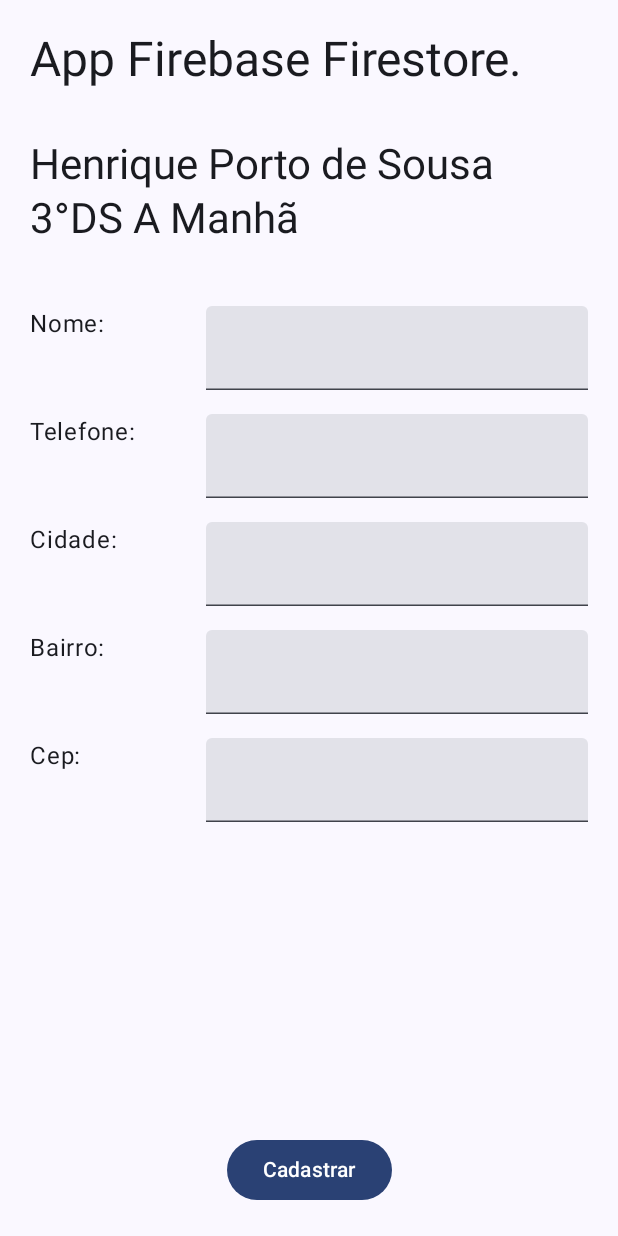
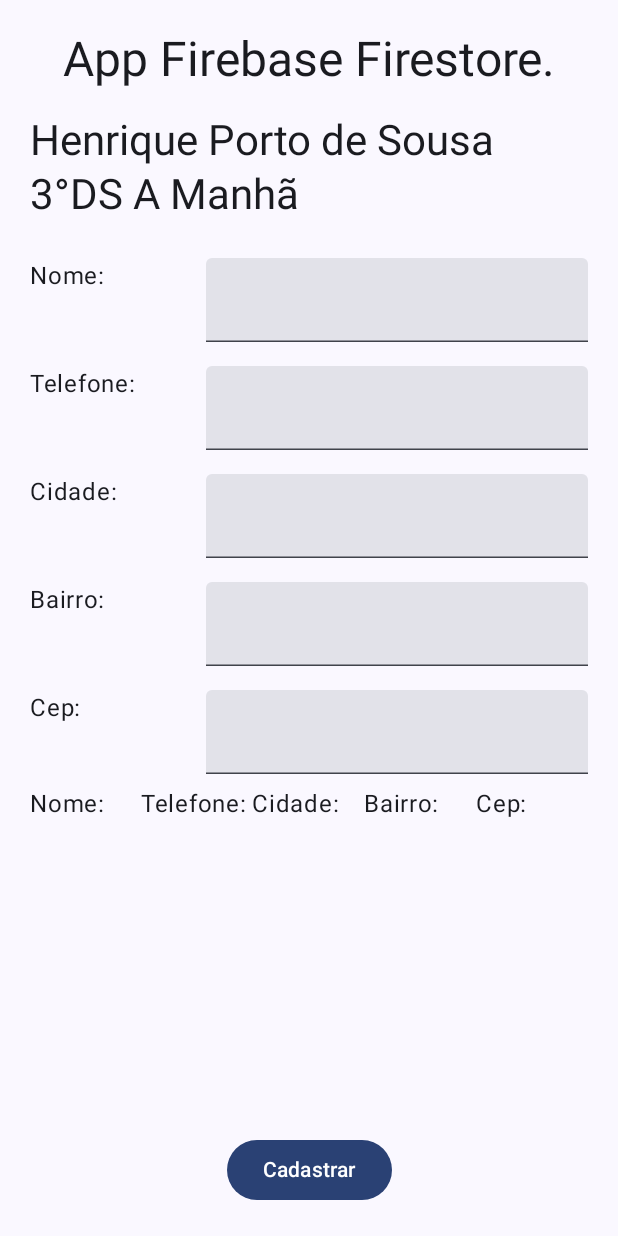
Before and after one commit to henrique151/AulaPAMFirebase, an Android app built with Jetpack Compose: the screen it shows after launch (MainActivity), after a tap on "Cadastrar", on a phone screen of 412 x 824 dp. Run offline under Robolectric (Android 15) with nearby library versions, the phone set to English and light mode, and no system bars; our stand-ins replace Firebase (no records; nobody signed in at launch, a user with empty details on screens opened directly).

Commit message:
first main

```diff
--- a/app/build.gradle.kts
+++ b/app/build.gradle.kts
@@ -61,6 +61,7 @@ dependencies {
     implementation(libs.androidx.ui.tooling.preview)
     implementation(libs.androidx.material3)
     implementation(libs.firebase.firestore.ktx)
+    implementation(libs.firebase.firestore)
     testImplementation(libs.junit)
     androidTestImplementation(libs.androidx.junit)
     androidTestImplementation(libs.androidx.espresso.core)
--- a/app/src/main/java/com/example/aulapamfirebase/MainActivity.kt
+++ b/app/src/main/java/com/example/aulapamfirebase/MainActivity.kt
@@ -1,12 +1,13 @@
 package com.example.aulapamfirebase
 
-import android.content.ContentValues
 import android.os.Bundle
 import android.util.Log
 import androidx.activity.ComponentActivity
 import androidx.activity.compose.setContent
 import androidx.activity.enableEdgeToEdge
 import androidx.compose.foundation.layout.*
+import androidx.compose.foundation.lazy.LazyColumn
+import androidx.compose.foundation.lazy.items
 import androidx.compose.material3.Button
 import androidx.compose.material3.MaterialTheme
 import androidx.compose.material3.Surface
@@ -15,7 +16,6 @@ import androidx.compose.material3.TextField
 import androidx.compose.runtime.*
 import androidx.compose.ui.Alignment
 import androidx.compose.ui.Modifier
-import androidx.compose.ui.tooling.preview.Preview
 import androidx.compose.ui.unit.dp
 import com.example.aulapamfirebase.ui.theme.AulaPAMFireBaseTheme
 import com.google.firebase.firestore.FirebaseFirestore
@@ -49,153 +49,133 @@ fun App(db: FirebaseFirestore) {
     var cidade by remember { mutableStateOf("") }
     var bairro by remember { mutableStateOf("") }
     var cep by remember { mutableStateOf("") }
+    var clientes by remember { mutableStateOf(listOf<HashMap<String, String>>()) }
 
     Column(
         modifier = Modifier
             .fillMaxSize()
             .padding(20.dp)
-
     ) {
+        // Título
         Box(
-            modifier = Modifier
-                .fillMaxWidth()
-                .padding(bottom = 16.dp),
-
+            modifier = Modifier.fillMaxWidth().padding(bottom = 16.dp),
             contentAlignment = Alignment.Center
         ) {
             Text(
                 text = "App Firebase Firestore.",
-                modifier = Modifier
-                    .fillMaxWidth()
-                    .padding(bottom = 16.dp),
                 style = MaterialTheme.typography.headlineLarge
             )
         }
 
+        // Subtítulo
         Box(
-            modifier = Modifier
-                .fillMaxWidth()
-                .padding(bottom = 16.dp),
+            modifier = Modifier.fillMaxWidth().padding(bottom = 16.dp),
             contentAlignment = Alignment.Center
         ) {
             Text(
                 text = "Henrique Porto de Sousa 3°DS A Manhã",
-                modifier = Modifier
-                    .fillMaxWidth()
-                    .padding(bottom = 16.dp),
                 style = MaterialTheme.typography.headlineMedium
             )
         }
 
-        Row(
-            modifier = Modifier
-                .fillMaxWidth()
-                .padding(vertical = 8.dp),
-            horizontalArrangement = Arrangement.spacedBy(8.dp)
-        ) {
-            Text(
-                text = "Nome:",
-                modifier = Modifier
-                    .weight(0.3f)
-            )
-            TextField(
-                value = nome,
-                onValueChange = { nome = it },
-                modifier = Modifier.weight(0.7f)
-            )
-        }
+        // Campos de entrada
+        InputField(label = "Nome:", value = nome) { nome = it }
+        InputField(label = "Telefone:", value = telefone) { telefone = it }
+        InputField(label = "Cidade:", value = cidade) { cidade = it }
+        InputField(label = "Bairro:", value = bairro) { bairro = it }
+        InputField(label = "Cep:", value = cep) { cep = it }
 
-        Row(
-            modifier = Modifier
-                .fillMaxWidth()
-                .padding(vertical = 8.dp),
-            horizontalArrangement = Arrangement.spacedBy(8.dp)
-        ) {
-            Text(
-                text = "Telefone:",
-                modifier = Modifier.weight(0.3f)
-            )
-            TextField(
-                value = telefone,
-                onValueChange = { telefone = it },
-                modifier = Modifier.weight(0.7f)
-            )
-        }
 
-        Row(
-            modifier = Modifier
-                .fillMaxWidth()
-                .padding(vertical = 8.dp),
-            horizontalArrangement = Arrangement.spacedBy(8.dp)
-        ) {
-            Text(
-                text = "Cidade:",
-                modifier = Modifier.weight(0.3f)
-            )
-            TextField(
-                value = cidade,
-                onValueChange = { cidade = it },
-                modifier = Modifier.weight(0.7f)
-            )
-        }
-
-        Row(
-            modifier = Modifier
-                .fillMaxWidth()
-                .padding(vertical = 8.dp),
-            horizontalArrangement = Arrangement.spacedBy(8.dp)
-        ) {
-            Text(
-                text = "Bairro:",
-                modifier = Modifier.weight(0.3f)
-            )
-            TextField(
-                value = bairro,
-                onValueChange = { bairro = it },
-                modifier = Modifier.weight(0.7f)
-            )
-        }
-
-        Row(
-            modifier = Modifier
-                .fillMaxWidth()
-                .padding(vertical = 8.dp),
-            horizontalArrangement = Arrangement.spacedBy(8.dp)
-        ) {
-            Text(
-                text = "Cep:",
-                modifier = Modifier.weight(0.3f)
-            )
-            TextField(
-                value = cep,
-                onValueChange = { cep = it },
-                modifier = Modifier.weight(0.7f)
-            )
+        // Lista de clientes
+        LazyColumn(modifier = Modifier.fillMaxWidth()) {
+            item {
+                Row(modifier = Modifier.fillMaxWidth()) {
+                    Text(text = "Nome:", modifier = Modifier.weight(0.2f))
+                    Text(text = "Telefone:", modifier = Modifier.weight(0.2f))
+                    Text(text = "Cidade:", modifier = Modifier.weight(0.2f))
+                    Text(text = "Bairro:", modifier = Modifier.weight(0.2f))
+                    Text(text = "Cep:", modifier = Modifier.weight(0.2f))
+                }
+            }
+            items(clientes) { cliente ->
+                Row(modifier = Modifier.fillMaxWidth()) {
+                    Text(text = cliente["nome"] ?: "--", modifier = Modifier.weight(0.2f))
+                    Text(text = cliente["telefone"] ?: "--", modifier = Modifier.weight(0.2f))
+                    Text(text = cliente["cidade"] ?: "--", modifier = Modifier.weight(0.2f))
+                    Text(text = cliente["bairro"] ?: "--", modifier = Modifier.weight(0.2f))
+                    Text(text = cliente["cep"] ?: "--", modifier = Modifier.weight(0.2f))
+                }
+            }
         }
 
         Spacer(modifier = Modifier.weight(1f))
 
+        // Botão para adicionar cliente
         Button(
             onClick = {
-                val city = hashMapOf(
+                val clientData = hashMapOf<String, Any>(
                     "nome" to nome,
                     "telefone" to telefone,
                     "cidade" to cidade,
                     "bairro" to bairro,
                     "cep" to cep
                 )
-                db.collection("Cidade").document("PrimeiroCliente")
-                    .set(city)
+                db.collection("Clientes").add(clientData)
                     .addOnSuccessListener {
-                        Log.d(ContentValues.TAG, "DocumentSnapshot successfully written!")
+                        Log.d("Firestore", "Cliente cadastrado com sucesso.")
+                        BuscarClientes(db) { BuscarClientes ->
+                            clientes = BuscarClientes
+                        }
                     }
                     .addOnFailureListener { e ->
-                        Log.w(ContentValues.TAG, "Error writing documento", e)
+                        Log.w("Firestore", "Erro ao cadastrar cliente", e)
                     }
             },
             modifier = Modifier.align(Alignment.CenterHorizontally)
         ) {
             Text(text = "Cadastrar")
         }
+
+
     }
 }
+
+@Composable
+fun InputField(label: String, value: String, onValueChange: (String) -> Unit) {
+    Row(
+        modifier = Modifier
+            .fillMaxWidth()
+            .padding(vertical = 8.dp),
+        horizontalArrangement = Arrangement.spacedBy(8.dp)
+    ) {
+        Text(text = label, modifier = Modifier.weight(0.3f))
+        TextField(
+            value = value,
+            onValueChange = onValueChange,
+            modifier = Modifier.weight(0.7f)
+        )
+    }
+}
+
+// Função para buscar clientes do Firestore
+private fun BuscarClientes(db: FirebaseFirestore, onFetch: (List<HashMap<String, String>>) -> Unit) {
+    db.collection("Clientes").get()
+        .addOnSuccessListener { documents ->
+            val clientsList = mutableListOf<HashMap<String, String>>()
+            for (document in documents) {
+                val clientData = hashMapOf<String, String>(
+                    "nome" to (document.getString("nome") ?: "--"),
+                    "telefone" to (document.getString("telefone") ?: "--"),
+                    "cidade" to (document.getString("cidade") ?: "--"),
+                    "bairro" to (document.getString("bairro") ?: "--"),
+                    "cep" to (document.getString("cep") ?: "--")
+                )
+                clientsList.add(clientData)
+                Log.d("Firestore", "${document.id} => ${document.data}")
+            }
+            onFetch(clientsList)
+        }
+        .addOnFailureListener { exception ->
+            Log.w("Firestore", "Erro ao obter documentos: ", exception)
+        }
+}
--- a/gradle/libs.versions.toml
+++ b/gradle/libs.versions.toml
@@ -9,6 +9,7 @@ lifecycleRuntimeKtx = "2.6.1"
 activityCompose = "1.8.0"
 composeBom = "2024.04.01"
 firebaseFirestoreKtx = "25.0.0"
+firebaseFirestore = "25.1.0"
 
 [libraries]
 androidx-core-ktx = { group = "androidx.core", name = "core-ktx", version.ref = "coreKtx" }
@@ -26,6 +27,7 @@ androidx-ui-test-manifest = { group = "androidx.compose.ui", name = "ui-test-man
 androidx-ui-test-junit4 = { group = "androidx.compose.ui", name = "ui-test-junit4" }
 androidx-material3 = { group = "androidx.compose.material3", name = "material3" }
 firebase-firestore-ktx = { group = "com.google.firebase", name = "firebase-firestore-ktx", version.ref = "firebaseFirestoreKtx" }
+firebase-firestore = { group = "com.google.firebase", name = "firebase-firestore", version.ref = "firebaseFirestore" }
 
 [plugins]
 android-application = { id = "com.android.application", version.ref = "agp" }
```
Also changed, not shown: 1 other file.
